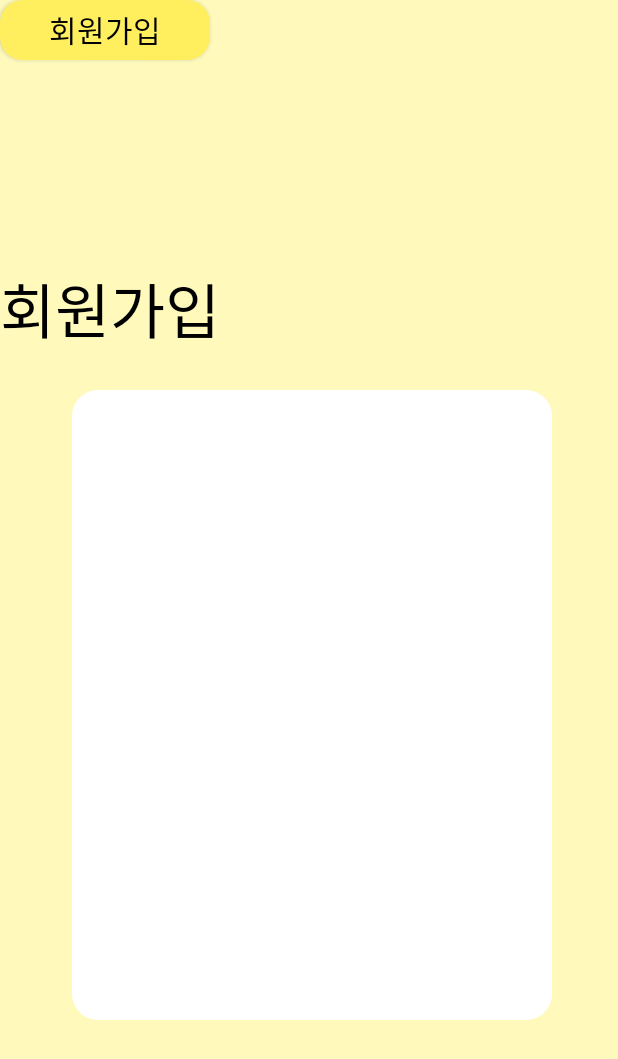
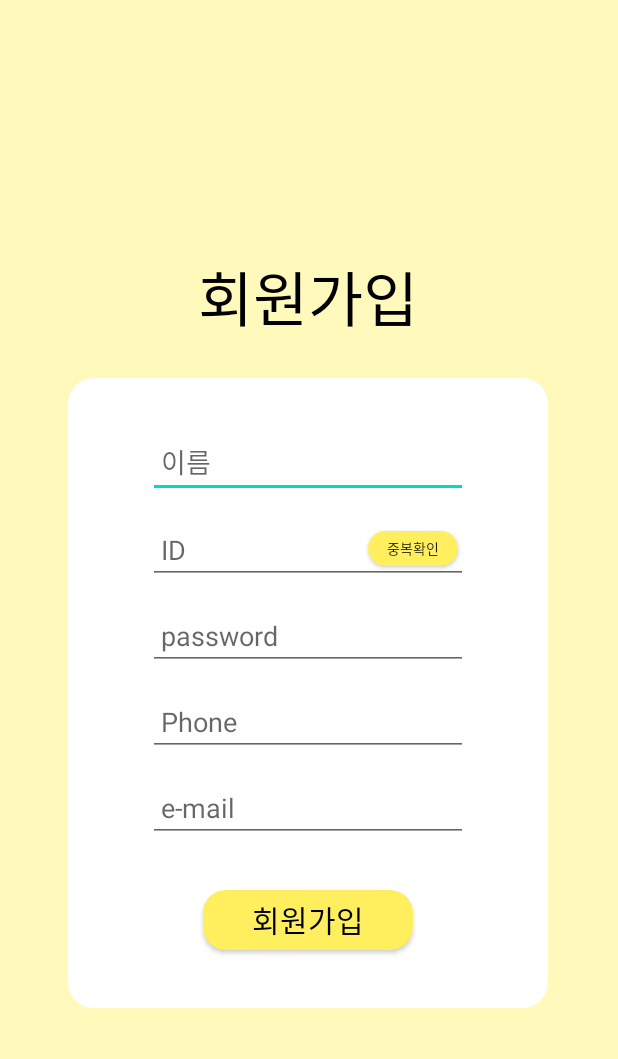
Before and after one commit to jiminpark23/LostBox, an Android app: the layout activity_signup.xml on its own in the app's theme, with its tools: preview values and no code run, on a phone screen of 412 x 824 dp. Shown: the top 1059 px of the screen. Run offline under Robolectric (Android 15) with nearby library versions, the light colour scheme and no system bars.

Commit message:
로그인/회원가입

```diff
--- a/app/src/main/res/layout/activity_signup.xml
+++ b/app/src/main/res/layout/activity_signup.xml
@@ -15,7 +15,11 @@
         android:textColor="#000000"
         android:textSize="40sp"
         app:layout_constraintBottom_toTopOf="@+id/view2"
-        tools:layout_editor_absoluteX="131dp" />
+        app:layout_constraintEnd_toEndOf="parent"
+        app:layout_constraintHorizontal_bias="0.498"
+        app:layout_constraintStart_toStartOf="parent"
+        app:layout_constraintTop_toTopOf="parent"
+        app:layout_constraintVertical_bias="1.0" />
 
     <View
         android:id="@+id/view2"
@@ -23,73 +27,98 @@
         android:layout_height="420dp"
         android:layout_marginStart="44dp"
         android:layout_marginEnd="44dp"
-        android:layout_marginBottom="144dp"
         android:background="@drawable/r_white"
         app:layout_constraintBottom_toBottomOf="parent"
         app:layout_constraintEnd_toEndOf="parent"
-        app:layout_constraintHorizontal_bias="1.0"
-        app:layout_constraintStart_toStartOf="parent" />
+        app:layout_constraintHorizontal_bias="0.333"
+        app:layout_constraintStart_toStartOf="parent"
+        app:layout_constraintTop_toTopOf="parent"
+        app:layout_constraintVertical_bias="0.623" />
 
     <android.widget.Button
         android:id="@+id/button3"
         android:layout_width="140dp"
         android:layout_height="40dp"
+        android:layout_marginTop="32dp"
         android:background="@drawable/btn_round"
         android:text="회원가입"
         android:textColor="#000000"
         android:textSize="20sp"
-        tools:layout_editor_absoluteX="135dp"
-        tools:layout_editor_absoluteY="497dp" />
+        app:layout_constraintEnd_toEndOf="@+id/view2"
+        app:layout_constraintStart_toStartOf="@+id/view2"
+        app:layout_constraintTop_toBottomOf="@+id/editTextTextEmailAddress" />
 
     <EditText
         android:id="@+id/editTextTextPersonName2"
         android:layout_width="wrap_content"
         android:layout_height="wrap_content"
-        android:layout_marginBottom="12dp"
+        android:layout_marginTop="32dp"
         android:ems="10"
+        android:hint=" 이름"
         android:inputType="textPersonName"
-        android:text="Name"
-        app:layout_constraintBottom_toTopOf="@+id/editTextTextPersonName3"
-        tools:layout_editor_absoluteX="101dp" />
+        app:layout_constraintEnd_toEndOf="@+id/view2"
+        app:layout_constraintStart_toStartOf="@+id/view2"
+        app:layout_constraintTop_toTopOf="@+id/view2" />
 
     <EditText
         android:id="@+id/editTextTextPersonName3"
         android:layout_width="wrap_content"
         android:layout_height="wrap_content"
-        android:layout_marginBottom="12dp"
+        android:layout_marginTop="12dp"
         android:ems="10"
+        android:hint=" ID"
         android:inputType="textPersonName"
-        android:text="Name"
-        app:layout_constraintBottom_toTopOf="@+id/editTextTextPassword2"
-        tools:layout_editor_absoluteX="101dp" />
+        app:layout_constraintEnd_toEndOf="@+id/view2"
+        app:layout_constraintStart_toStartOf="@+id/view2"
+        app:layout_constraintTop_toBottomOf="@+id/editTextTextPersonName2" />
 
     <EditText
         android:id="@+id/editTextTextPassword2"
         android:layout_width="wrap_content"
         android:layout_height="wrap_content"
-        android:layout_marginBottom="12dp"
+        android:layout_marginTop="12dp"
         android:ems="10"
+        android:hint=" password"
         android:inputType="textPassword"
-        app:layout_constraintBottom_toTopOf="@+id/editTextPhone"
-        tools:layout_editor_absoluteX="101dp" />
+        app:layout_constraintEnd_toEndOf="@+id/view2"
+        app:layout_constraintStart_toStartOf="@+id/view2"
+        app:layout_constraintTop_toBottomOf="@+id/editTextTextPersonName3" />
 
     <EditText
         android:id="@+id/editTextPhone"
         android:layout_width="wrap_content"
         android:layout_height="wrap_content"
-        android:layout_marginBottom="12dp"
+        android:layout_marginTop="12dp"
         android:ems="10"
+        android:hint=" Phone"
         android:inputType="phone"
-        app:layout_constraintBottom_toTopOf="@+id/editTextTextEmailAddress"
-        tools:layout_editor_absoluteX="101dp" />
+        app:layout_constraintEnd_toEndOf="@+id/view2"
+        app:layout_constraintStart_toStartOf="@+id/view2"
+        app:layout_constraintTop_toBottomOf="@+id/editTextTextPassword2" />
 
     <EditText
         android:id="@+id/editTextTextEmailAddress"
         android:layout_width="wrap_content"
         android:layout_height="wrap_content"
-        android:layout_marginBottom="24dp"
+        android:layout_marginTop="12dp"
         android:ems="10"
+        android:hint=" e-mail"
         android:inputType="textEmailAddress"
-        app:layout_constraintBottom_toTopOf="@+id/button3"
-        tools:layout_editor_absoluteX="100dp" />
+        app:layout_constraintEnd_toEndOf="@+id/view2"
+        app:layout_constraintStart_toStartOf="@+id/view2"
+        app:layout_constraintTop_toBottomOf="@+id/editTextPhone" />
+
+    <android.widget.Button
+        android:id="@+id/button2"
+        android:layout_width="60dp"
+        android:layout_height="23dp"
+        android:layout_marginTop="12dp"
+        android:layout_marginEnd="60dp"
+        android:background="@drawable/btn_round"
+        android:text="중복확인"
+        android:textSize="9sp"
+        app:layout_constraintBottom_toBottomOf="@+id/editTextTextPersonName3"
+        app:layout_constraintEnd_toEndOf="@+id/view2"
+        app:layout_constraintTop_toBottomOf="@+id/editTextTextPersonName2"
+        app:layout_constraintVertical_bias="0.454" />
 </androidx.constraintlayout.widget.ConstraintLayout>
--- a/app/src/main/res/values/themes.xml
+++ b/app/src/main/res/values/themes.xml
@@ -12,5 +12,7 @@
         <!-- Status bar color. -->
         <item name="android:statusBarColor">?attr/colorPrimaryVariant</item>
         <!-- Customize your theme here. -->
+        <item name="windowNoTitle">true</item>
     </style>
+
 </resources>
```
Also changed, not shown: app/src/main/AndroidManifest.xml (+26 -0 lines), app/src/main/java/com/example/lostbox/LoginActivity.java (added, +52 -0 lines), app/src/main/java/com/example/lostbox/SignupActivity.java (added, +13 -0 lines), app/src/main/java/com/example/lostbox/SplashActivity.java (added, +30 -0 lines), app/src/main/res/layout/activity_login.xml (+26 -12 lines), app/src/main/res/layout/activity_splash.xml (added, +35 -0 lines).
